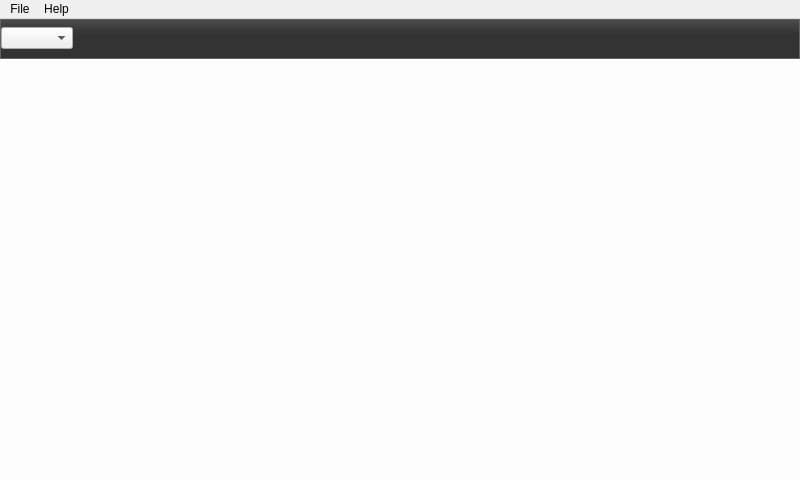
Before: the Qt Designer form Graffik/gui/mainwindow.ui in DynamicPerception/Graffik_Legacy, drawn with Qt 5.
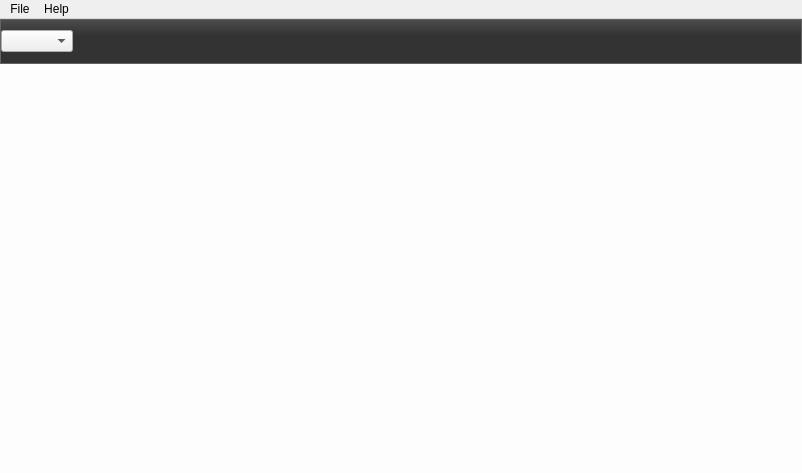
After: the same form once the commit is applied. Icons and pictures are not drawn.

```diff
--- a/Graffik/gui/mainwindow.ui
+++ b/Graffik/gui/mainwindow.ui
@@ -6,14 +6,14 @@
    <rect>
     <x>0</x>
     <y>0</y>
-    <width>800</width>
-    <height>480</height>
+    <width>802</width>
+    <height>473</height>
    </rect>
   </property>
   <property name="minimumSize">
    <size>
     <width>800</width>
-    <height>480</height>
+    <height>473</height>
    </size>
   </property>
   <property name="windowTitle">
@@ -69,9 +69,11 @@
 }
 
 #optButton {
-margin-right: 10px;
+margin-right: 0px;
 border-image: url(:/core/set-but-normal.png);
 border: 0px transparent;
+margin: 0px;
+padding:0px;
 }
 
 #optButton:pressed {
@@ -98,16 +100,22 @@
       </property>
       <item row="0" column="0">
        <widget class="QFrame" name="headerFrame">
+        <property name="sizePolicy">
+         <sizepolicy hsizetype="Preferred" vsizetype="Fixed">
+          <horstretch>0</horstretch>
+          <verstretch>0</verstretch>
+         </sizepolicy>
+        </property>
         <property name="minimumSize">
          <size>
           <width>0</width>
-          <height>30</height>
+          <height>45</height>
          </size>
         </property>
         <property name="maximumSize">
          <size>
           <width>16777215</width>
-          <height>40</height>
+          <height>45</height>
          </size>
         </property>
         <property name="frameShape">
@@ -139,8 +147,8 @@
            </property>
            <property name="minimumSize">
             <size>
-             <width>25</width>
-             <height>25</height>
+             <width>33</width>
+             <height>33</height>
             </size>
            </property>
            <property name="maximumSize">
@@ -157,15 +165,15 @@
          <item row="1" column="2">
           <widget class="QToolButton" name="globalSaveButton">
            <property name="sizePolicy">
-            <sizepolicy hsizetype="Expanding" vsizetype="Expanding">
+            <sizepolicy hsizetype="Expanding" vsizetype="Fixed">
              <horstretch>0</horstretch>
              <verstretch>0</verstretch>
             </sizepolicy>
            </property>
            <property name="minimumSize">
             <size>
-             <width>25</width>
-             <height>25</height>
+             <width>33</width>
+             <height>33</height>
             </size>
            </property>
            <property name="maximumSize">
@@ -189,8 +197,8 @@
            </property>
            <property name="minimumSize">
             <size>
-             <width>99</width>
-             <height>25</height>
+             <width>131</width>
+             <height>33</height>
             </size>
            </property>
            <property name="maximumSize">
@@ -207,15 +215,15 @@
          <item row="1" column="5">
           <widget class="QPushButton" name="optButton">
            <property name="sizePolicy">
-            <sizepolicy hsizetype="Preferred" vsizetype="Preferred">
+            <sizepolicy hsizetype="Fixed" vsizetype="Fixed">
              <horstretch>0</horstretch>
              <verstretch>0</verstretch>
             </sizepolicy>
            </property>
            <property name="minimumSize">
             <size>
-             <width>25</width>
-             <height>25</height>
+             <width>33</width>
+             <height>33</height>
             </size>
            </property>
            <property name="maximumSize">
@@ -263,6 +271,12 @@
       </item>
       <item row="1" column="0">
        <widget class="QStackedWidget" name="tabs">
+        <property name="minimumSize">
+         <size>
+          <width>800</width>
+          <height>405</height>
+         </size>
+        </property>
         <property name="layoutDirection">
          <enum>Qt::LeftToRight</enum>
         </property>
@@ -277,8 +291,8 @@
     <rect>
      <x>0</x>
      <y>0</y>
-     <width>800</width>
-     <height>22</height>
+     <width>802</width>
+     <height>21</height>
     </rect>
    </property>
    <widget class="QMenu" name="menuFile">
```
